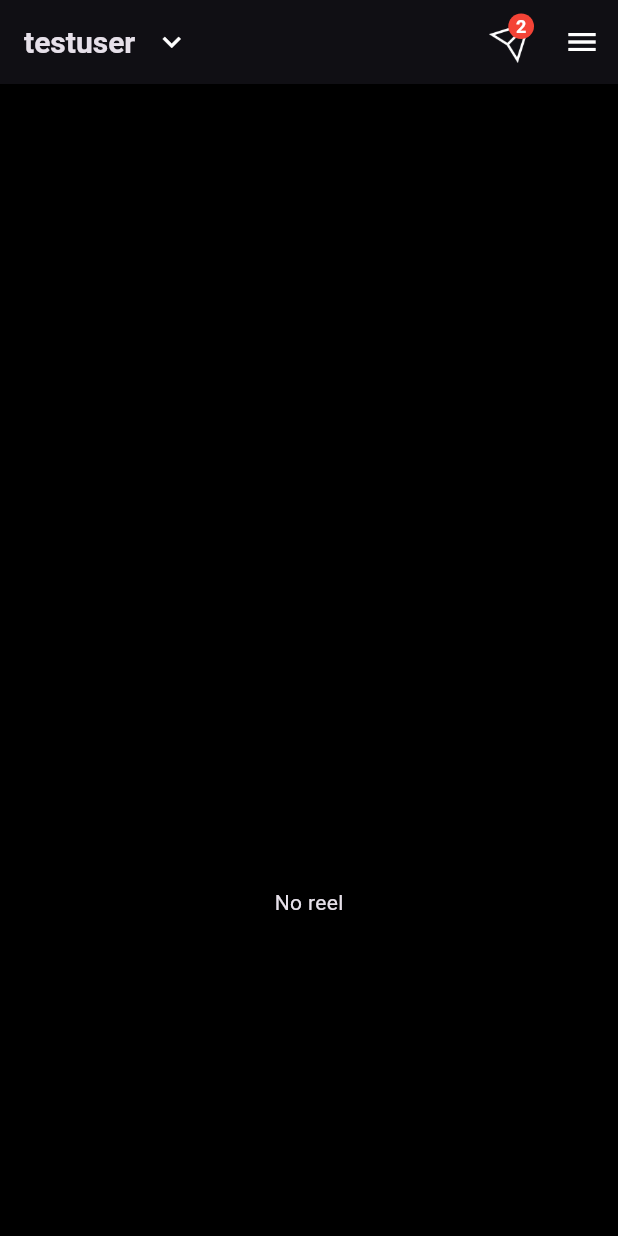
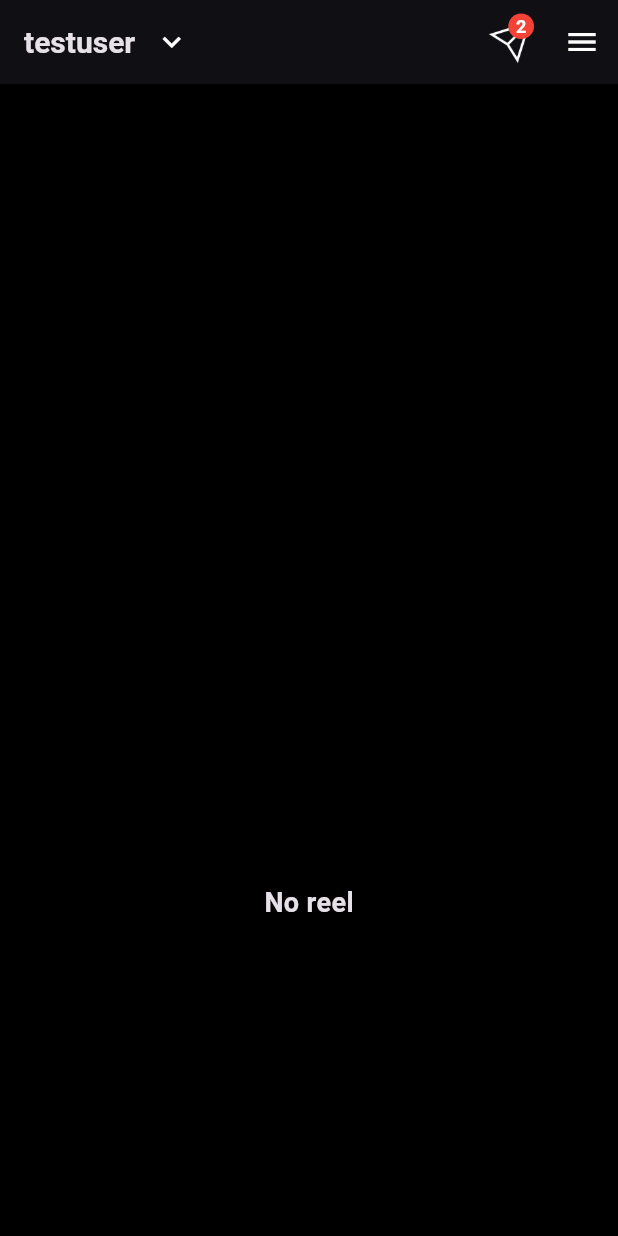
Before and after one commit to MoriKeli/instgram_app_clone, a Flutter app: the ProfileScreen screen opened by its route, tab 2 chosen, scrolled down 576 dp, on a phone screen of 412 x 824 dp. Run offline on Flutter 3.47's test engine with Material 3 defaults, Android fonts, the phone set to English and light mode, and no system bars; our stand-ins replace video_player.

Commit message:
updated indentation and document format

```diff
--- a/lib/screens/profile/components/profile_screen_body.dart
+++ b/lib/screens/profile/components/profile_screen_body.dart
@@ -10,7 +10,6 @@ import 'package:instagram_clone/screens/profile/components/widgets/tabs/all_post
 import 'package:instagram_clone/screens/profile/components/widgets/tabs/tagged_posts.dart';
 import 'package:instagram_clone/screens/profile/components/widgets/tabs/user_reels_widget.dart';
 
-
 class ProfileScreenBody extends StatefulWidget {
   const ProfileScreenBody({
     super.key,
@@ -20,7 +19,8 @@ class ProfileScreenBody extends StatefulWidget {
   State<ProfileScreenBody> createState() => _ProfileScreenBodyState();
 }
 
-class _ProfileScreenBodyState extends State<ProfileScreenBody> with SingleTickerProviderStateMixin {
+class _ProfileScreenBodyState extends State<ProfileScreenBody>
+    with SingleTickerProviderStateMixin {
   late TabController _tabController;
 
   @override
@@ -46,13 +46,13 @@ class _ProfileScreenBodyState extends State<ProfileScreenBody> with SingleTicker
           UserAlbums(), // album containing user's instagram stories
           SizedBox(height: 16.0),
           ProfileScreenTabs(tabController: _tabController), // tabs
-          TabsContent(tabController: _tabController), // content for each tab - posts, reels & tagged
+          // content for each tab - posts, reels & tagged
+          TabsContent(tabController: _tabController),
         ],
       ),
     );
   }
 }
-
 
 class TabsContent extends StatelessWidget {
   const TabsContent({
@@ -66,31 +66,53 @@ class TabsContent extends StatelessWidget {
   Widget build(BuildContext context) {
     return SizedBox(
       height:
-      // if array is empty set the height to 200.0 otherwise calculate max height
-      myPosts.isEmpty
-        ? 200.0
-        : (myPosts.length * (MediaQuery.of(context).size.height * .18 + 4.0) / 3), // max height = (no. of images in the array * height of each image + margins) / 3 columns
+          // if myPost and myReels arrays are empty set the height to 200.0 otherwise calculate max height
+          myPosts.isEmpty && myReels.isEmpty
+              ? 200.0
+              : (myPosts.length *
+                  (MediaQuery.of(context).size.height * .18 + 4.0) /
+                  3), // max height = (no. of images in the array * height of each image + margins) / 3 columns
       child: TabBarView(
         controller: _tabController,
         children: [
-          // 1. My posts tab view
+          // 1. My posts tab
           myPosts.isEmpty
-            ? Center(child: Text('No post'))
-            : AllPostsWidget(), // if the user has not posted anything display 'No post' otherwise display their post(s)
+              ? Center(
+                  child: Text(
+                    'No post',
+                    style: TextStyle(
+                      fontSize: 18.0,
+                      fontWeight: FontWeight.bold,
+                    ),
+                  ),
+                )
+              : AllPostsWidget(), // if the user has not posted anything display 'No post' otherwise display their post(s)
 
-          // 2. Reels tab view
-          myReels.isEmpty ? Center(child: Text('No reel')) : UserReelsWidget(),
+          // 2. Reels tab
+          myReels.isEmpty
+              ? Center(
+                  child: Text(
+                    'No reel',
+                    style: TextStyle(
+                      fontSize: 18.0,
+                      fontWeight: FontWeight.bold,
+                    ),
+                  ),
+                )
+              : UserReelsWidget(),
 
-          // 3. tagged posts tab view
+          // 3. tagged posts tab
           taggedPosts.isEmpty
-            ? Center(
-                child: Padding(
-                  padding: const EdgeInsets.symmetric(horizontal: 64.0, vertical: 40.0),
+              ? Center(
+                  child: Padding(
+                  padding: const EdgeInsets.symmetric(
+                      horizontal: 64.0, vertical: 40.0),
                   child: Column(
                     children: [
                       Text(
                         'Photos and videos of you',
-                        style: TextStyle(fontSize: 18.0, fontWeight: FontWeight.bold),
+                        style: TextStyle(
+                            fontSize: 18.0, fontWeight: FontWeight.bold),
                       ),
                       Text(
                         "When people tag you in photos and videos, they'll appear here.",
@@ -100,15 +122,13 @@ class TabsContent extends StatelessWidget {
                       ),
                     ],
                   ),
-                )
-              )
-            : TaggedPostsWidget(),
+                ))
+              : TaggedPostsWidget(),
         ],
       ),
     );
   }
 }
-
 
 class ProfileScreenTabs extends StatelessWidget {
   const ProfileScreenTabs({
```
